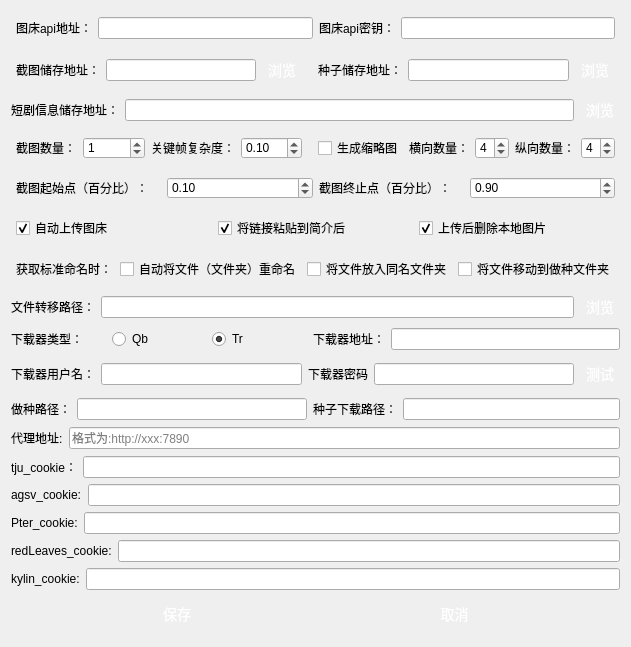
This is ui/settings.ui in waidosia/ph-bjd-playlet as Qt 5 draws it before an edit. The edited form follows.
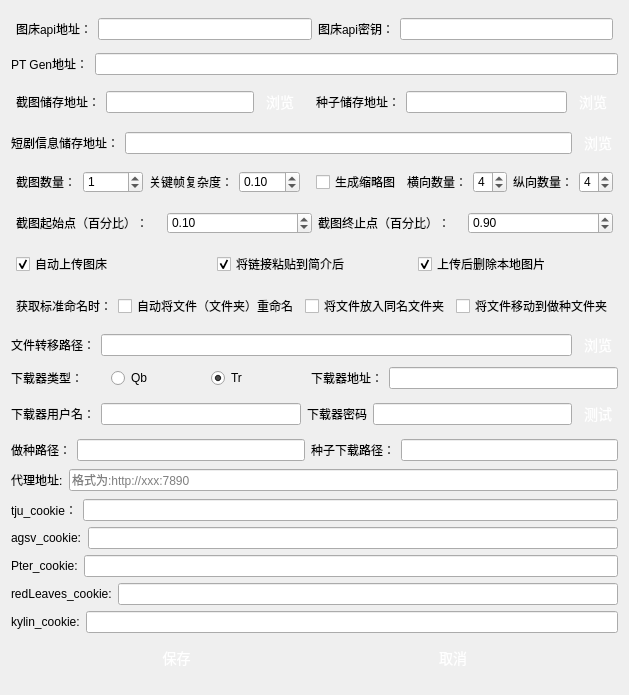
This is the edited form.

Commit message: ui新增ptgen

The edit to the form file:
```diff
--- a/ui/settings.ui
+++ b/ui/settings.ui
@@ -6,8 +6,8 @@
    <rect>
     <x>0</x>
     <y>0</y>
-    <width>631</width>
-    <height>647</height>
+    <width>628</width>
+    <height>695</height>
    </rect>
   </property>
   <property name="windowTitle">
@@ -167,7 +167,7 @@
      </item>
     </layout>
    </item>
-   <item row="1" column="0">
+   <item row="2" column="0">
     <layout class="QHBoxLayout" name="horizontalLayout_2">
      <property name="leftMargin">
       <number>5</number>
@@ -291,7 +291,7 @@
      </item>
     </layout>
    </item>
-   <item row="1" column="1">
+   <item row="2" column="1">
     <layout class="QHBoxLayout" name="horizontalLayout_3">
      <property name="leftMargin">
       <number>5</number>
@@ -415,7 +415,7 @@
      </item>
     </layout>
    </item>
-   <item row="3" column="0">
+   <item row="4" column="0">
     <layout class="QHBoxLayout" name="horizontalLayout_7">
      <property name="leftMargin">
       <number>5</number>
@@ -571,7 +571,7 @@
      </item>
     </layout>
    </item>
-   <item row="3" column="1">
+   <item row="4" column="1">
     <layout class="QHBoxLayout" name="horizontalLayout_11">
      <property name="leftMargin">
       <number>5</number>
@@ -734,7 +734,7 @@
      </item>
     </layout>
    </item>
-   <item row="4" column="0" colspan="2">
+   <item row="5" column="0" colspan="2">
     <layout class="QHBoxLayout" name="horizontalLayout_8">
      <property name="leftMargin">
       <number>5</number>
@@ -896,7 +896,7 @@
      </item>
     </layout>
    </item>
-   <item row="5" column="0" colspan="2">
+   <item row="6" column="0" colspan="2">
     <layout class="QHBoxLayout" name="horizontalLayout_9">
      <property name="leftMargin">
       <number>5</number>
@@ -1017,7 +1017,7 @@
      </item>
     </layout>
    </item>
-   <item row="6" column="0" colspan="2">
+   <item row="7" column="0" colspan="2">
     <layout class="QHBoxLayout" name="horizontalLayout_10">
      <property name="leftMargin">
       <number>5</number>
@@ -1170,7 +1170,7 @@
      </item>
     </layout>
    </item>
-   <item row="8" column="0">
+   <item row="9" column="0">
     <layout class="QVBoxLayout" name="verticalLayout_2">
      <item>
       <layout class="QHBoxLayout" name="horizontalLayout_19">
@@ -1214,7 +1214,7 @@
      </item>
     </layout>
    </item>
-   <item row="8" column="1">
+   <item row="9" column="1">
     <layout class="QHBoxLayout" name="horizontalLayout_6">
      <item>
       <widget class="QLabel" name="label_14">
@@ -1228,7 +1228,7 @@
      </item>
     </layout>
    </item>
-   <item row="9" column="0" colspan="2">
+   <item row="10" column="0" colspan="2">
     <layout class="QHBoxLayout" name="horizontalLayout_5">
      <item>
       <widget class="QLabel" name="label_15">
@@ -1293,7 +1293,7 @@
      </item>
     </layout>
    </item>
-   <item row="10" column="0">
+   <item row="11" column="0">
     <layout class="QHBoxLayout" name="horizontalLayout_13">
      <item>
       <widget class="QLabel" name="label_18">
@@ -1307,7 +1307,7 @@
      </item>
     </layout>
    </item>
-   <item row="10" column="1">
+   <item row="11" column="1">
     <layout class="QHBoxLayout" name="horizontalLayout_21">
      <item>
       <widget class="QLabel" name="label_24">
@@ -1321,117 +1321,21 @@
      </item>
     </layout>
    </item>
-   <item row="7" column="0" colspan="2">
-    <layout class="QHBoxLayout" name="horizontalLayout_22">
+   <item row="1" column="0" colspan="2">
+    <layout class="QHBoxLayout" name="horizontalLayout_23">
      <item>
-      <widget class="QLabel" name="label_25">
+      <widget class="QLabel" name="label_26">
        <property name="text">
-        <string>文件转移路径：</string>
+        <string>PT Gen地址：</string>
        </property>
       </widget>
      </item>
      <item>
-      <widget class="QLineEdit" name="moveFilePath"/>
+      <widget class="QLineEdit" name="torrentSavePath_2"/>
      </item>
-     <item>
-      <widget class="QPushButton" name="selectmovePathButton">
-       <property name="styleSheet">
-        <string notr="true">QPushButton {
-    display: inline-block;
-    padding: 3px 6px;
-    font-size: 14px;
-    cursor: pointer;
-    text-align: center;
-    text-decoration: none;
-    outline: none;
-    color:#fff;
-background-color: 
-				qlineargradient(x1:0, y1:0, x2:0, y2:1,
-                                      stop:0 #16bf9d,
-                                      stop:1 #10a266);
-    border: none;
-    border-radius: 8px;
-    box-shadow: 0 9px #999;
-}
-
-QPushButton:hover {
-background-color: 
-				qlineargradient(x1:0, y1:0, x2:0, y2:1,
-                                      stop:0 #11b998,
-                                      stop:1 #08965e);
-}
-
-QPushButton:pressed {
-    background-color: 
-				qlineargradient(x1:0, y1:0, x2:0, y2:1,
-                                      stop:0 #0e9278,
-                                      stop:1 #0e925c);
-}
-</string>
-       </property>
-       <property name="text">
-        <string>浏览</string>
-       </property>
-      </widget>
-     </item>
     </layout>
    </item>
-   <item row="2" column="0" colspan="2">
-    <layout class="QHBoxLayout" name="horizontalLayout_14">
-     <item>
-      <widget class="QLabel" name="label_19">
-       <property name="text">
-        <string>短剧信息储存地址：</string>
-       </property>
-      </widget>
-     </item>
-     <item>
-      <widget class="QLineEdit" name="videoInfo"/>
-     </item>
-     <item>
-      <widget class="QPushButton" name="selectInfoPathButton">
-       <property name="styleSheet">
-        <string notr="true">QPushButton {
-    display: inline-block;
-    padding: 3px 6px;
-    font-size: 14px;
-    cursor: pointer;
-    text-align: center;
-    text-decoration: none;
-    outline: none;
-    color:#fff;
-background-color: 
-				qlineargradient(x1:0, y1:0, x2:0, y2:1,
-                                      stop:0 #16bf9d,
-                                      stop:1 #10a266);
-    border: none;
-    border-radius: 8px;
-    box-shadow: 0 9px #999;
-}
-
-QPushButton:hover {
-background-color: 
-				qlineargradient(x1:0, y1:0, x2:0, y2:1,
-                                      stop:0 #11b998,
-                                      stop:1 #08965e);
-}
-
-QPushButton:pressed {
-    background-color: 
-				qlineargradient(x1:0, y1:0, x2:0, y2:1,
-                                      stop:0 #0e9278,
-                                      stop:1 #0e925c);
-}
-</string>
-       </property>
-       <property name="text">
-        <string>浏览</string>
-       </property>
-      </widget>
-     </item>
-    </layout>
-   </item>
-   <item row="11" column="0" colspan="2">
+   <item row="12" column="0" colspan="2">
     <layout class="QHBoxLayout" name="horizontalLayout_18">
      <item>
       <widget class="QLabel" name="label_21">
@@ -1449,7 +1353,7 @@
      </item>
     </layout>
    </item>
-   <item row="12" column="0" colspan="2">
+   <item row="13" column="0" colspan="2">
     <layout class="QVBoxLayout" name="verticalLayout">
      <item>
       <layout class="QHBoxLayout" name="horizontalLayout_12">
@@ -1523,7 +1427,7 @@
      </item>
     </layout>
    </item>
-   <item row="13" column="0" colspan="2">
+   <item row="14" column="0" colspan="2">
     <layout class="QHBoxLayout" name="horizontalLayout">
      <property name="leftMargin">
       <number>30</number>
@@ -1615,6 +1519,116 @@
      </item>
     </layout>
    </item>
+   <item row="8" column="0" colspan="2">
+    <layout class="QHBoxLayout" name="horizontalLayout_22">
+     <item>
+      <widget class="QLabel" name="label_25">
+       <property name="text">
+        <string>文件转移路径：</string>
+       </property>
+      </widget>
+     </item>
+     <item>
+      <widget class="QLineEdit" name="moveFilePath"/>
+     </item>
+     <item>
+      <widget class="QPushButton" name="selectmovePathButton">
+       <property name="styleSheet">
+        <string notr="true">QPushButton {
+    display: inline-block;
+    padding: 3px 6px;
+    font-size: 14px;
+    cursor: pointer;
+    text-align: center;
+    text-decoration: none;
+    outline: none;
+    color:#fff;
+background-color: 
+				qlineargradient(x1:0, y1:0, x2:0, y2:1,
+                                      stop:0 #16bf9d,
+                                      stop:1 #10a266);
+    border: none;
+    border-radius: 8px;
+    box-shadow: 0 9px #999;
+}
+
+QPushButton:hover {
+background-color: 
+				qlineargradient(x1:0, y1:0, x2:0, y2:1,
+                                      stop:0 #11b998,
+                                      stop:1 #08965e);
+}
+
+QPushButton:pressed {
+    background-color: 
+				qlineargradient(x1:0, y1:0, x2:0, y2:1,
+                                      stop:0 #0e9278,
+                                      stop:1 #0e925c);
+}
+</string>
+       </property>
+       <property name="text">
+        <string>浏览</string>
+       </property>
+      </widget>
+     </item>
+    </layout>
+   </item>
+   <item row="3" column="0" colspan="2">
+    <layout class="QHBoxLayout" name="horizontalLayout_14">
+     <item>
+      <widget class="QLabel" name="label_19">
+       <property name="text">
+        <string>短剧信息储存地址：</string>
+       </property>
+      </widget>
+     </item>
+     <item>
+      <widget class="QLineEdit" name="videoInfo"/>
+     </item>
+     <item>
+      <widget class="QPushButton" name="selectInfoPathButton">
+       <property name="styleSheet">
+        <string notr="true">QPushButton {
+    display: inline-block;
+    padding: 3px 6px;
+    font-size: 14px;
+    cursor: pointer;
+    text-align: center;
+    text-decoration: none;
+    outline: none;
+    color:#fff;
+background-color: 
+				qlineargradient(x1:0, y1:0, x2:0, y2:1,
+                                      stop:0 #16bf9d,
+                                      stop:1 #10a266);
+    border: none;
+    border-radius: 8px;
+    box-shadow: 0 9px #999;
+}
+
+QPushButton:hover {
+background-color: 
+				qlineargradient(x1:0, y1:0, x2:0, y2:1,
+                                      stop:0 #11b998,
+                                      stop:1 #08965e);
+}
+
+QPushButton:pressed {
+    background-color: 
+				qlineargradient(x1:0, y1:0, x2:0, y2:1,
+                                      stop:0 #0e9278,
+                                      stop:1 #0e925c);
+}
+</string>
+       </property>
+       <property name="text">
+        <string>浏览</string>
+       </property>
+      </widget>
+     </item>
+    </layout>
+   </item>
   </layout>
  </widget>
  <resources/>
```
The commit also changes 1 other file.
